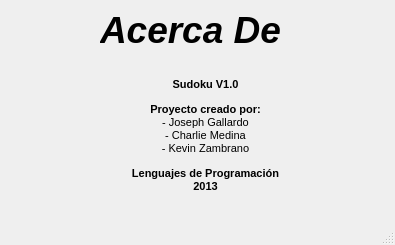
josephtk18/ProyectoSudoku, file acercade.ui: the form before one commit.
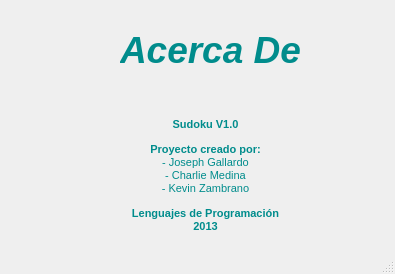
The form after the commit.

The edit to the form file:
```diff
--- a/acercade.ui
+++ b/acercade.ui
@@ -7,7 +7,7 @@
     <x>0</x>
     <y>0</y>
     <width>395</width>
-    <height>245</height>
+    <height>274</height>
    </rect>
   </property>
   <property name="windowTitle">
@@ -17,12 +17,49 @@
    <widget class="QLabel" name="acercaDe">
     <property name="geometry">
      <rect>
-      <x>100</x>
-      <y>0</y>
+      <x>120</x>
+      <y>20</y>
       <width>191</width>
       <height>61</height>
      </rect>
     </property>
+    <property name="palette">
+     <palette>
+      <active>
+       <colorrole role="WindowText">
+        <brush brushstyle="SolidPattern">
+         <color alpha="255">
+          <red>0</red>
+          <green>140</green>
+          <blue>140</blue>
+         </color>
+        </brush>
+       </colorrole>
+      </active>
+      <inactive>
+       <colorrole role="WindowText">
+        <brush brushstyle="SolidPattern">
+         <color alpha="255">
+          <red>0</red>
+          <green>140</green>
+          <blue>140</blue>
+         </color>
+        </brush>
+       </colorrole>
+      </inactive>
+      <disabled>
+       <colorrole role="WindowText">
+        <brush brushstyle="SolidPattern">
+         <color alpha="255">
+          <red>112</red>
+          <green>111</green>
+          <blue>113</blue>
+         </color>
+        </brush>
+       </colorrole>
+      </disabled>
+     </palette>
+    </property>
     <property name="text">
      <string>&lt;html&gt;&lt;head/&gt;&lt;body&gt;&lt;p&gt;&lt;span style=&quot; font-size:28pt; font-weight:600; font-style:italic;&quot;&gt;Acerca De&lt;/span&gt;&lt;/p&gt;&lt;/body&gt;&lt;/html&gt;</string>
     </property>
@@ -31,11 +68,48 @@
     <property name="geometry">
      <rect>
       <x>50</x>
-      <y>60</y>
+      <y>100</y>
       <width>311</width>
       <height>151</height>
      </rect>
     </property>
+    <property name="palette">
+     <palette>
+      <active>
+       <colorrole role="WindowText">
+        <brush brushstyle="SolidPattern">
+         <color alpha="255">
+          <red>0</red>
+          <green>140</green>
+          <blue>140</blue>
+         </color>
+        </brush>
+       </colorrole>
+      </active>
+      <inactive>
+       <colorrole role="WindowText">
+        <brush brushstyle="SolidPattern">
+         <color alpha="255">
+          <red>0</red>
+          <green>140</green>
+          <blue>140</blue>
+         </color>
+        </brush>
+       </colorrole>
+      </inactive>
+      <disabled>
+       <colorrole role="WindowText">
+        <brush brushstyle="SolidPattern">
+         <color alpha="255">
+          <red>112</red>
+          <green>111</green>
+          <blue>113</blue>
+         </color>
+        </brush>
+       </colorrole>
+      </disabled>
+     </palette>
+    </property>
     <property name="text">
      <string>&lt;!DOCTYPE HTML PUBLIC &quot;-//W3C//DTD HTML 4.0//EN&quot; &quot;http://www.w3.org/TR/REC-html40/strict.dtd&quot;&gt;
 &lt;html&gt;&lt;head&gt;&lt;meta name=&quot;qrichtext&quot; content=&quot;1&quot; /&gt;&lt;style type=&quot;text/css&quot;&gt;
```
